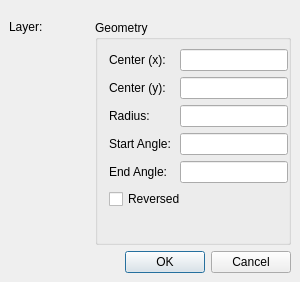
The window that librecad/src/ui/dialogs/entity/qg_dlgarc.ui (LibreCAD/LibreCAD) describes before a commit, drawn with Qt 5.
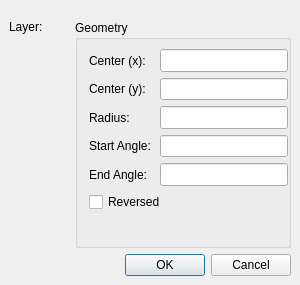
The same window after the commit. Custom widgets are drawn as their Qt base class.

Patch:
```diff
--- a/librecad/src/ui/dialogs/entity/qg_dlgarc.ui
+++ b/librecad/src/ui/dialogs/entity/qg_dlgarc.ui
@@ -7,7 +7,7 @@
     <x>0</x>
     <y>0</y>
     <width>300</width>
-    <height>282</height>
+    <height>285</height>
    </rect>
   </property>
   <property name="sizePolicy">
@@ -92,6 +92,12 @@
          <verstretch>0</verstretch>
         </sizepolicy>
        </property>
+       <property name="minimumSize">
+        <size>
+         <width>216</width>
+         <height>0</height>
+        </size>
+       </property>
        <property name="title">
         <string>Geometry</string>
        </property>
```
